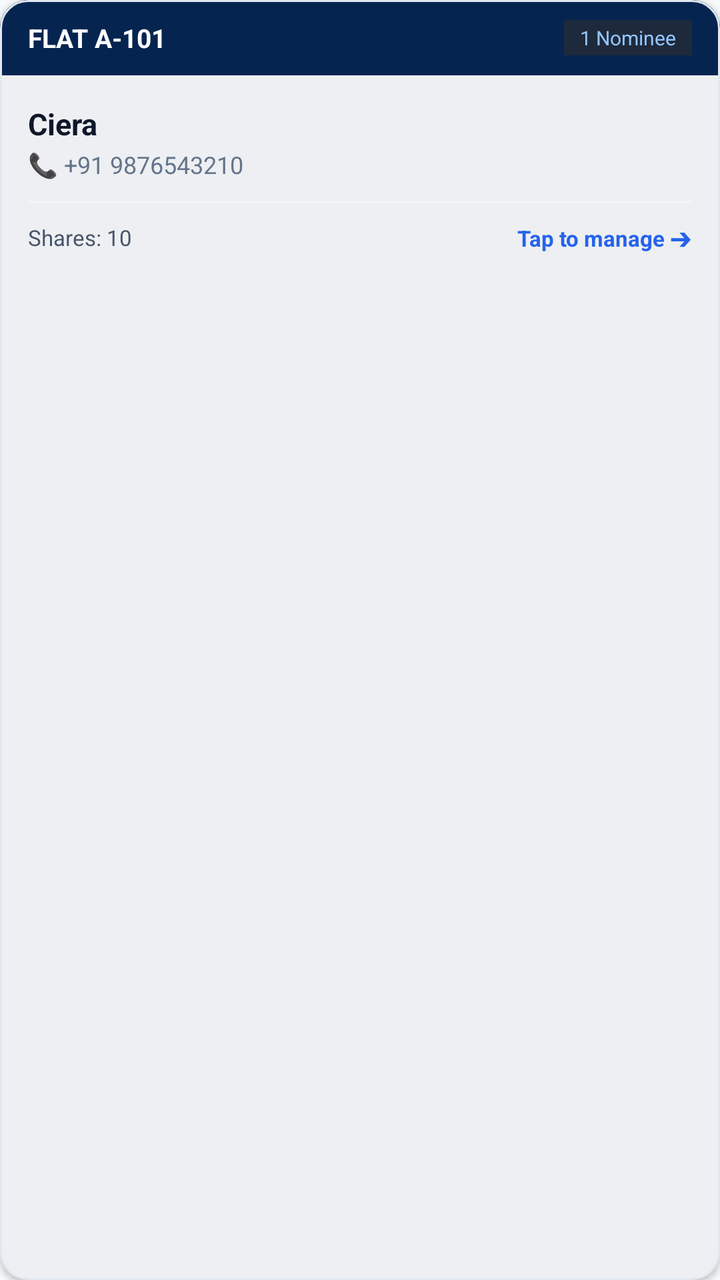
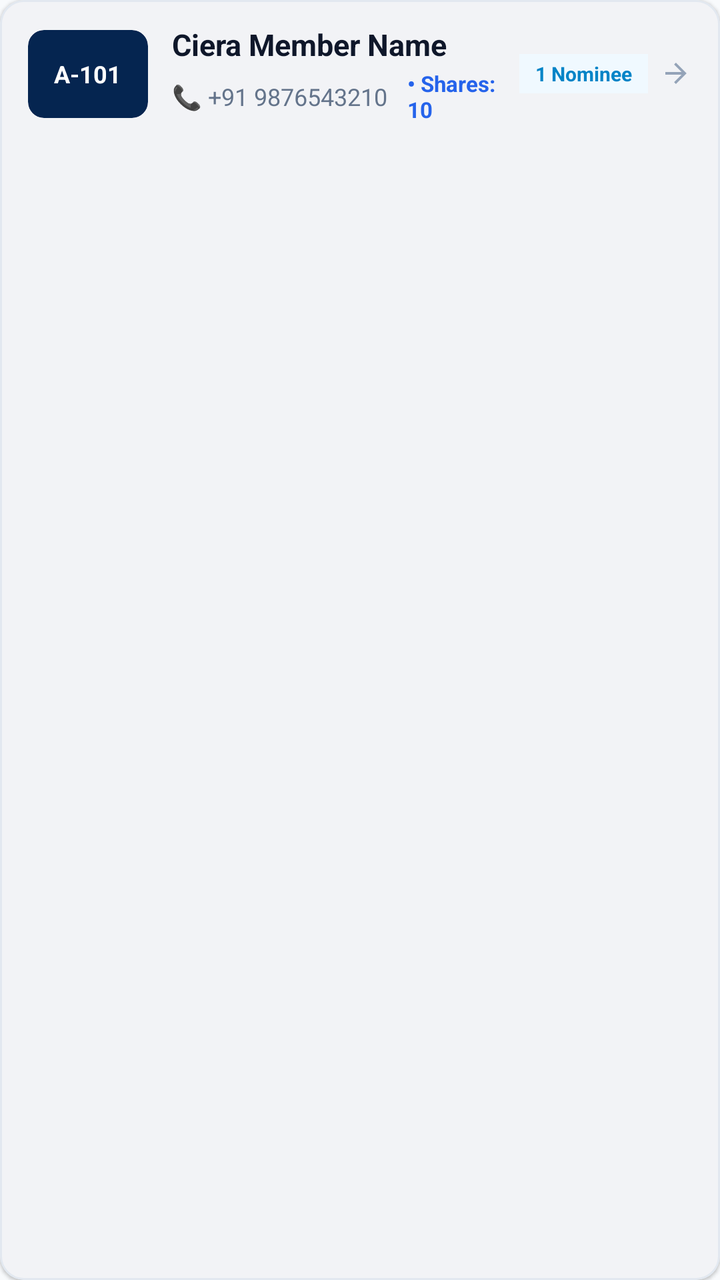

An Android layout rendered at two revisions. The XML below is the earlier revision; the diff shows what the commit changed to produce the second picture.
<!-- AndroidManifest.xml: application theme Theme.Finmac -->
<!-- res/layout/item_member_deck_card.xml -->
<?xml version="1.0" encoding="utf-8"?>
<com.google.android.material.card.MaterialCardView xmlns:android="http://schemas.android.com/apk/res/android"
    xmlns:app="http://schemas.android.com/apk/res-auto"
    android:layout_width="match_parent"
    android:layout_height="wrap_content"
    android:layout_margin="6dp"
    android:clickable="true"
    android:focusable="true"
    app:cardBackgroundColor="#FFFFFF"
    app:cardCornerRadius="14dp"
    app:cardElevation="2dp"
    app:strokeColor="#E2E8F0"
    app:strokeWidth="1dp">

    <LinearLayout
        android:layout_width="match_parent"
        android:layout_height="wrap_content"
        android:orientation="vertical">

        
        <RelativeLayout
            android:layout_width="match_parent"
            android:layout_height="wrap_content"
            android:background="#052550"
            android:paddingHorizontal="14dp"
            android:paddingVertical="10dp">

            <TextView
                android:id="@+id/txtCardFlat"
                android:layout_width="wrap_content"
                android:layout_height="wrap_content"
                android:text="FLAT A-101"
                android:textColor="#FFFFFF"
                android:textSize="13sp"
                android:textStyle="bold" />

            <TextView
                android:id="@+id/txtCardNominees"
                android:layout_width="wrap_content"
                android:layout_height="wrap_content"
                android:layout_alignParentEnd="true"
                android:background="#1E293B"
                android:paddingHorizontal="8dp"
                android:paddingVertical="2dp"
                android:text="1 Nominee"
                android:textColor="#93C5FD"
                android:textSize="10sp" />
        </RelativeLayout>

        
        <LinearLayout
            android:layout_width="match_parent"
            android:layout_height="wrap_content"
            android:orientation="vertical"
            android:padding="14dp">

            <TextView
                android:id="@+id/txtCardMember"
                android:layout_width="wrap_content"
                android:layout_height="wrap_content"
                android:text="Ciera"
                android:textColor="#0F172A"
                android:textSize="15sp"
                android:textStyle="bold" />

            <TextView
                android:id="@+id/txtCardContact"
                android:layout_width="wrap_content"
                android:layout_height="wrap_content"
                android:layout_marginTop="2dp"
                android:text="📞 +91 9876543210"
                android:textColor="#64748B"
                android:textSize="12sp" />

            <View
                android:layout_width="match_parent"
                android:layout_height="1dp"
                android:layout_marginVertical="10dp"
                android:background="#F1F5F9" />

            <RelativeLayout
                android:layout_width="match_parent"
                android:layout_height="wrap_content">

                <TextView
                    android:id="@+id/txtCardShares"
                    android:layout_width="wrap_content"
                    android:layout_height="wrap_content"
                    android:text="Shares: 10"
                    android:textColor="#475569"
                    android:textSize="11sp" />

                <TextView
                    android:layout_width="wrap_content"
                    android:layout_height="wrap_content"
                    android:layout_alignParentEnd="true"
                    android:text="Tap to manage ➔"
                    android:textColor="#2563EB"
                    android:textSize="11sp"
                    android:textStyle="bold" />
            </RelativeLayout>
        </LinearLayout>
    </LinearLayout>
</com.google.android.material.card.MaterialCardView>
<!-- resources referenced by this layout -->
<resources>
  <style name="Theme.Finmac" parent="Base.Theme.Finmac" />
  <style name="Base.Theme.Finmac" parent="Theme.Material3.DayNight.NoActionBar">
          
          <item name="android:statusBarColor">@color/status_bar_navy</item>
          <item name="android:windowDrawsSystemBarBackgrounds">true</item>
          <item name="android:windowLightStatusBar">false</item>
  
          
          <item name="colorPrimary">@color/status_bar_navy</item>
          <item name="colorSecondary">@color/status_bar_navy</item>
          <item name="colorSurface">#FFFFFF</item>
          <item name="colorOnSurface">#0F172A</item>
          <item name="colorOnPrimary">#FFFFFF</item>
          <item name="android:colorBackground">#F8FAFC</item>
          <item name="android:textColorPrimary">#0F172A</item>
          <item name="android:textColorSecondary">#64748B</item>
  
          
          <item name="colorOnSurfaceVariant">#64748B</item>
          <item name="colorSurfaceVariant">#E2E8F0</item>
  
          
          <item name="textInputStyle">@style/CustomTextInputLayoutTheme</item>
      </style>
  <color name="status_bar_navy">#052550</color>
  <style name="CustomTextInputLayoutTheme" parent="Widget.Material3.TextInputLayout.OutlinedBox">
          <item name="boxStrokeColor">@color/status_bar_navy</item>
          <item name="hintTextColor">#64748B</item>
          <item name="boxStrokeWidth">1.5dp</item>
          <item name="boxStrokeWidthFocused">2dp</item>
          <item name="boxBackgroundColor">#FFFFFF</item>
      </style>
</resources>

<!-- the commit's change to res/layout/item_member_deck_card.xml (unified diff, before → after) -->
@@ -3,102 +3,132 @@
     xmlns:app="http://schemas.android.com/apk/res-auto"
     android:layout_width="match_parent"
     android:layout_height="wrap_content"
-    android:layout_margin="6dp"
+    android:layout_marginHorizontal="6dp"
+    android:layout_marginVertical="4dp"
     android:clickable="true"
     android:focusable="true"
+    android:foreground="?attr/selectableItemBackground"
     app:cardBackgroundColor="#FFFFFF"
-    app:cardCornerRadius="14dp"
-    app:cardElevation="2dp"
+    app:cardCornerRadius="12dp"
+    app:cardElevation="1dp"
     app:strokeColor="#E2E8F0"
     app:strokeWidth="1dp">
 
     <LinearLayout
         android:layout_width="match_parent"
         android:layout_height="wrap_content"
-        android:orientation="vertical">
+        android:gravity="center_vertical"
+        android:orientation="horizontal"
+        android:paddingHorizontal="14dp"
+        android:paddingVertical="12dp">
 
         
-        <RelativeLayout
-            android:layout_width="match_parent"
-            android:layout_height="wrap_content"
-            android:background="#052550"
-            android:paddingHorizontal="14dp"
-            android:paddingVertical="10dp">
+        <CheckBox
+            android:id="@+id/chkSelectMember"
+            android:layout_width="32dp"
+            android:layout_height="32dp"
+            android:layout_marginEnd="8dp"
+            android:clickable="false"
+            android:focusable="false"
+            android:visibility="gone"
+            app:buttonTint="#052550" />
+
+        
+        <com.google.android.material.card.MaterialCardView
+            android:layout_width="60dp"
+            android:layout_height="44dp"
+            app:cardBackgroundColor="#052550"
+            app:cardCornerRadius="8dp"
+            app:cardElevation="0dp"
+            app:strokeWidth="0dp">
 
             <TextView
                 android:id="@+id/txtCardFlat"
                 android:layout_width="wrap_content"
                 android:layout_height="wrap_content"
-                android:text="FLAT A-101"
+                android:layout_gravity="center"
+                android:gravity="center"
+                android:paddingHorizontal="4dp"
+                android:text="A-101"
                 android:textColor="#FFFFFF"
-                android:textSize="13sp"
+                android:textSize="12sp"
                 android:textStyle="bold" />
+        </com.google.android.material.card.MaterialCardView>
+
+        
+        <LinearLayout
+            android:layout_width="0dp"
+            android:layout_height="wrap_content"
+            android:layout_marginStart="12dp"
+            android:layout_marginEnd="8dp"
+            android:layout_weight="1"
+            android:orientation="vertical">
+
+            <TextView
+                android:id="@+id/txtCardMember"
+                android:layout_width="wrap_content"
+                android:layout_height="wrap_content"
+                android:ellipsize="end"
+                android:singleLine="true"
+                android:text="Ciera Member Name"
+                android:textColor="#0F172A"
+                android:textSize="15sp"
+                android:textStyle="bold" />
+
+            <LinearLayout
+                android:layout_width="wrap_content"
+                android:layout_height="wrap_content"
+                android:layout_marginTop="2dp"
+                android:gravity="center_vertical"
+                android:orientation="horizontal">
+
+                <TextView
+                    android:id="@+id/txtCardContact"
+                    android:layout_width="wrap_content"
+                    android:layout_height="wrap_content"
+                    android:text="📞 +91 9876543210"
+                    android:textColor="#64748B"
+                    android:textSize="12sp" />
+
+                <TextView
+                    android:id="@+id/txtCardShares"
+                    android:layout_width="wrap_content"
+                    android:layout_height="wrap_content"
+                    android:layout_marginStart="10dp"
+                    android:text="• Shares: 10"
+                    android:textColor="#2563EB"
+                    android:textSize="11sp"
+                    android:textStyle="bold" />
+            </LinearLayout>
+        </LinearLayout>
+
+        
+        <LinearLayout
+            android:layout_width="wrap_content"
+            android:layout_height="wrap_content"
+            android:gravity="center_vertical"
+            android:orientation="horizontal">
 
             <TextView
                 android:id="@+id/txtCardNominees"
                 android:layout_width="wrap_content"
                 android:layout_height="wrap_content"
-                android:layout_alignParentEnd="true"
-                android:background="#1E293B"
+                android:layout_marginEnd="6dp"
+                android:background="#F0F9FF"
                 android:paddingHorizontal="8dp"
-                android:paddingVertical="2dp"
+                android:paddingVertical="3dp"
                 android:text="1 Nominee"
-                android:textColor="#93C5FD"
-                android:textSize="10sp" />
-        </RelativeLayout>
-
-        
-        <LinearLayout
-            android:layout_width="match_parent"
-            android:layout_height="wrap_content"
-            android:orientation="vertical"
-            android:padding="14dp">
-
-            <TextView
-                android:id="@+id/txtCardMember"
-                android:layout_width="wrap_content"
-                android:layout_height="wrap_content"
-                android:text="Ciera"
-                android:textColor="#0F172A"
-                android:textSize="15sp"
+                android:textColor="#0284C7"
+                android:textSize="10sp"
                 android:textStyle="bold" />
 
-            <TextView
-                android:id="@+id/txtCardContact"
-                android:layout_width="wrap_content"
-                android:layout_height="wrap_content"
-                android:layout_marginTop="2dp"
-                android:text="📞 +91 9876543210"
-                android:textColor="#64748B"
-                android:textSize="12sp" />
+            <ImageView
+                android:layout_width="16dp"
+                android:layout_height="16dp"
+                android:rotation="180"
+                android:src="@drawable/abc_ic_ab_back_material"
+                app:tint="#94A3B8" />
+        </LinearLayout>
 
-            <View
-                android:layout_width="match_parent"
-                android:layout_height="1dp"
-                android:layout_marginVertical="10dp"
-                android:background="#F1F5F9" />
-
-            <RelativeLayout
-                android:layout_width="match_parent"
-                android:layout_height="wrap_content">
-
-                <TextView
-                    android:id="@+id/txtCardShares"
-                    android:layout_width="wrap_content"
-                    android:layout_height="wrap_content"
-                    android:text="Shares: 10"
-                    android:textColor="#475569"
-                    android:textSize="11sp" />
-
-                <TextView
-                    android:layout_width="wrap_content"
-                    android:layout_height="wrap_content"
-                    android:layout_alignParentEnd="true"
-                    android:text="Tap to manage ➔"
-                    android:textColor="#2563EB"
-                    android:textSize="11sp"
-                    android:textStyle="bold" />
-            </RelativeLayout>
-        </LinearLayout>
     </LinearLayout>
 </com.google.android.material.card.MaterialCardView>
<!-- resource entries referenced after the edit -->
@@ -1,5 +1,11 @@
 <!-- resources referenced by this layout -->
 <resources>
+  <!-- drawable abc_ic_ab_back_material (drawable) -->
+  <vector xmlns:android="http://schemas.android.com/apk/res/android" android:autoMirrored="true" android:height="24dp" android:tint="#000000" android:viewportHeight="960" android:viewportWidth="960" android:width="24dp">
+        
+      <path android:fillColor="@android:color/white" android:pathData="M313,520L537,744L480,800L160,480L480,160L537,216L313,440L800,440L800,520L313,520Z"/>
+      
+  </vector>
   <style name="Theme.Finmac" parent="Base.Theme.Finmac" />
   <style name="Base.Theme.Finmac" parent="Theme.Material3.DayNight.NoActionBar">
           
